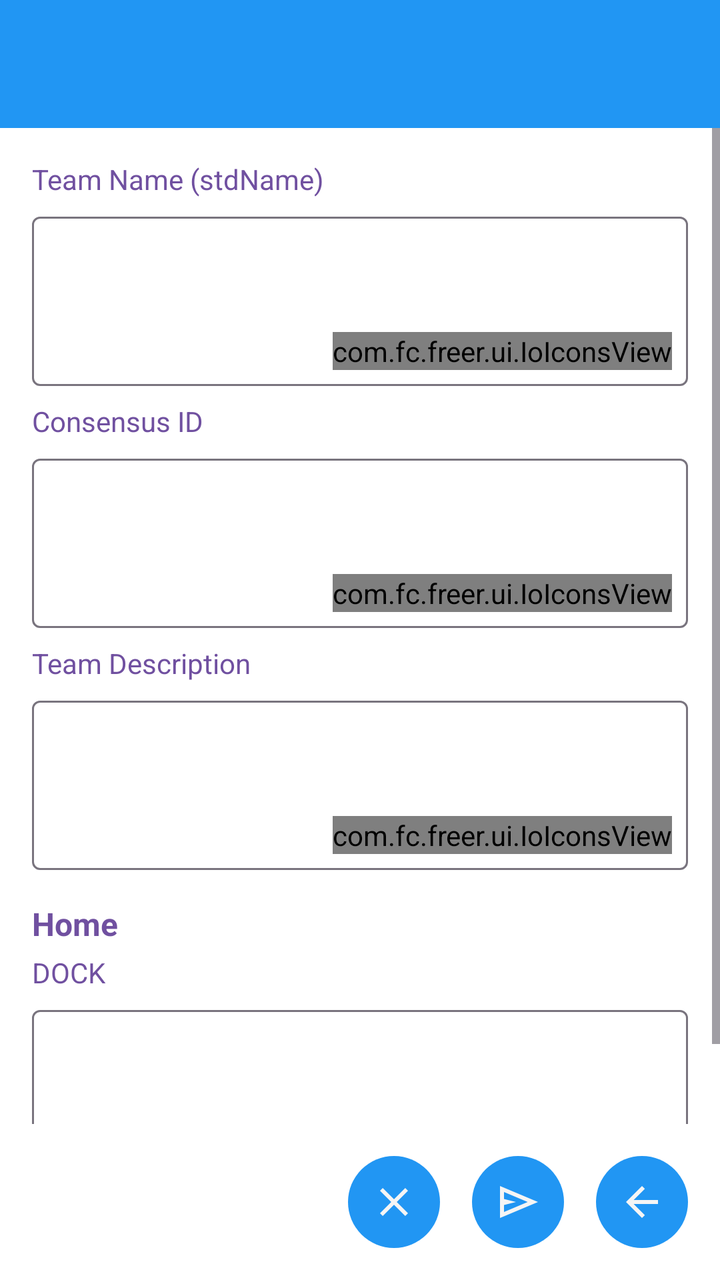
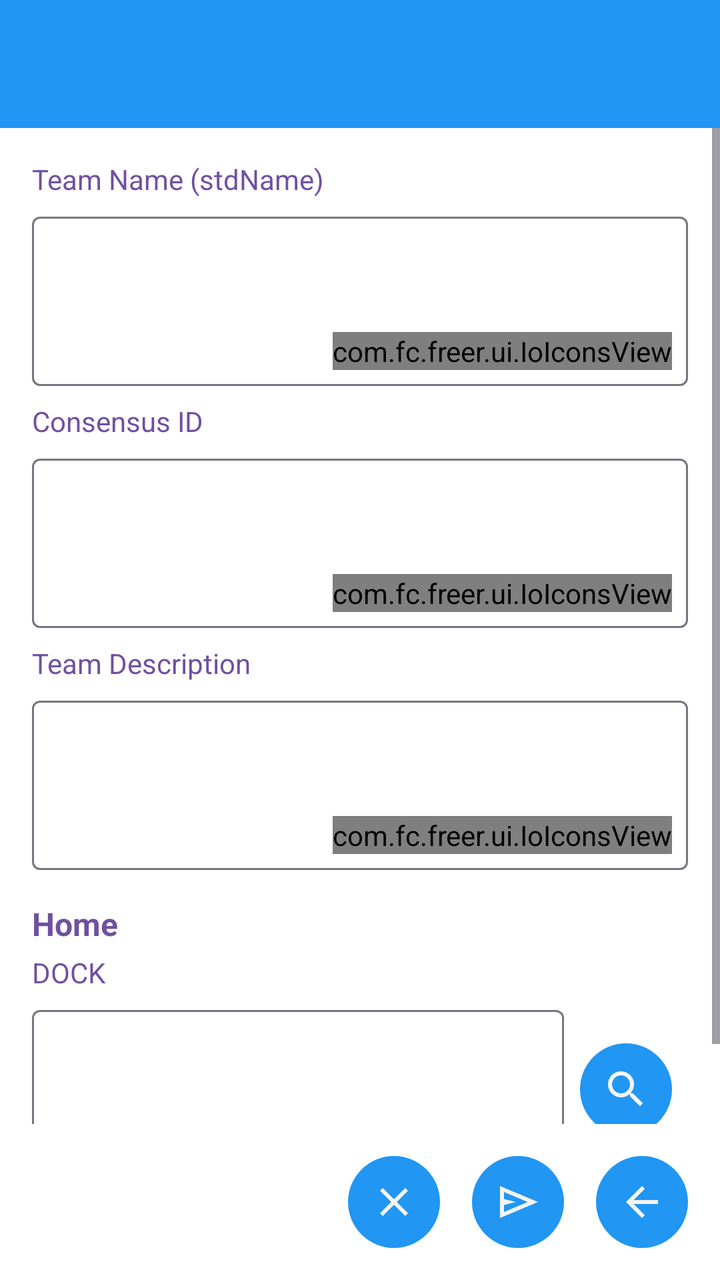

Compare the two renders of this Android layout. The source of the first and the diff that turns it into the second are given below.
<!-- AndroidManifest.xml: application theme Theme.Freer -->
<!-- res/layout/activity_update_team.xml -->
<?xml version="1.0" encoding="utf-8"?>
<LinearLayout xmlns:android="http://schemas.android.com/apk/res/android"
    xmlns:app="http://schemas.android.com/apk/res-auto"
    android:layout_width="match_parent"
    android:layout_height="match_parent"
    android:orientation="vertical">

    <include layout="@layout/common_toolbar" />

    <ScrollView
        android:layout_width="match_parent"
        android:layout_height="0dp"
        android:layout_weight="1"
        android:fillViewport="true">

        <LinearLayout
            android:layout_width="match_parent"
            android:layout_height="wrap_content"
            android:orientation="vertical"
            android:padding="16dp">

            
            <TextView
                android:layout_width="match_parent"
                android:layout_height="wrap_content"
                android:text="@string/team_name"
                android:textColor="@color/field_name"
                android:textSize="14sp"
                android:layout_marginBottom="4dp" />

            <include
                android:id="@+id/nameView"
                layout="@layout/layout_text_input_with_scan"
                android:layout_width="match_parent"
                android:layout_height="wrap_content" />

            
            <TextView
                android:layout_width="match_parent"
                android:layout_height="wrap_content"
                android:text="@string/consensus_id"
                android:textColor="@color/field_name"
                android:textSize="14sp"
                android:layout_marginTop="8dp"
                android:layout_marginBottom="4dp" />

            <include
                android:id="@+id/consensusView"
                layout="@layout/layout_text_input_with_scan"
                android:layout_width="match_parent"
                android:layout_height="wrap_content" />

            
            <TextView
                android:layout_width="match_parent"
                android:layout_height="wrap_content"
                android:text="@string/team_description"
                android:textColor="@color/field_name"
                android:textSize="14sp"
                android:layout_marginTop="8dp"
                android:layout_marginBottom="4dp" />

            <include
                android:id="@+id/descView"
                layout="@layout/layout_text_input_with_scan"
                android:layout_width="match_parent"
                android:layout_height="wrap_content" />

            
            <TextView
                android:layout_width="match_parent"
                android:layout_height="wrap_content"
                android:text="@string/home"
                android:textColor="@color/field_name"
                android:textSize="16sp"
                android:textStyle="bold"
                android:layout_marginTop="16dp"
                android:layout_marginBottom="4dp" />

            
            <TextView
                android:layout_width="match_parent"
                android:layout_height="wrap_content"
                android:text="@string/home_dock_label"
                android:textColor="@color/field_name"
                android:textSize="14sp"
                android:layout_marginBottom="4dp" />

            <include
                android:id="@+id/dockView"
                layout="@layout/layout_text_input_with_scan"
                android:layout_width="match_parent"
                android:layout_height="wrap_content" />

        </LinearLayout>

    </ScrollView>

    
    <LinearLayout
        android:id="@+id/buttonContainer"
        android:layout_width="match_parent"
        android:layout_height="wrap_content"
        android:orientation="horizontal"
        android:padding="8dp"
        android:gravity="end">

        <ImageButton
            android:id="@+id/clearButton"
            style="@style/ImageButtonStyle"
            android:src="@drawable/ic_clear"
            android:contentDescription="@string/clear" />

        <ImageButton
            android:id="@+id/publishButton"
            style="@style/ImageButtonStyle"
            android:src="@drawable/ic_send"
            android:contentDescription="@string/publish" />

        <ImageButton
            android:id="@+id/back_button"
            style="@style/ImageButtonStyle"
            android:src="@drawable/ic_back"
            android:contentDescription="@string/back" />

    </LinearLayout>

</LinearLayout>
<!-- res/layout/common_toolbar.xml (included above) -->
<?xml version="1.0" encoding="utf-8"?>
<androidx.appcompat.widget.Toolbar xmlns:android="http://schemas.android.com/apk/res/android"
    xmlns:app="http://schemas.android.com/apk/res-auto"
    android:id="@+id/toolbar"
    android:layout_width="match_parent"
    android:layout_height="?attr/actionBarSize"
    android:background="@color/accent"
    android:theme="@style/ThemeOverlay.Freer.Toolbar">

    <LinearLayout
        android:id="@+id/toolbar_fid_container"
        android:layout_width="wrap_content"
        android:layout_height="match_parent"
        android:layout_gravity="end"
        android:orientation="horizontal"
        android:gravity="end|center_vertical"
        android:visibility="gone"
        android:clickable="true"
        android:focusable="true"
        android:paddingStart="8dp"
        android:paddingEnd="16dp"
        android:background="?android:attr/selectableItemBackground">

        <TextView
            android:id="@+id/toolbar_fid_text"
            android:layout_width="130dp"
            android:layout_height="wrap_content"
            android:textColor="@color/main_background"
            android:paddingStart="8dp"
            android:paddingEnd="4dp"
            android:textSize="14sp"
            android:maxLines="1"
            android:gravity="end"
            android:ellipsize="middle" />

        <ImageView
            android:id="@+id/toolbar_avatar"
            android:layout_width="42dp"
            android:layout_height="42dp"
            android:background="@color/accent"
            android:scaleType="centerCrop"
            android:contentDescription="@string/avatar" />

    </LinearLayout>

</androidx.appcompat.widget.Toolbar>
<!-- res/layout/layout_text_input_with_scan.xml (included above) -->
<?xml version="1.0" encoding="utf-8"?>
<FrameLayout xmlns:android="http://schemas.android.com/apk/res/android"
    xmlns:app="http://schemas.android.com/apk/res-auto"
    android:layout_width="match_parent"
    android:layout_height="match_parent">

    <com.google.android.material.textfield.TextInputLayout
        android:id="@+id/textInputWithScanLayout"
        android:layout_width="match_parent"
        android:layout_height="match_parent"
        app:boxBackgroundColor="@color/input_field_background"
        style="@style/Widget.Material3.TextInputLayout.OutlinedBox">

        <com.google.android.material.textfield.TextInputEditText
            android:id="@+id/textInput"
            android:layout_width="match_parent"
            android:layout_height="match_parent"
            android:gravity="top"
            android:inputType="textMultiLine"
            android:minLines="3"
            android:paddingStart="8dp"
            android:paddingEnd="70dp"
            android:paddingBottom="8dp"
            />
    </com.google.android.material.textfield.TextInputLayout>

    <com.fc.freer.ui.IoIconsView
        android:id="@+id/scanIcon"
        android:layout_width="wrap_content"
        android:layout_height="wrap_content"
        android:layout_gravity="bottom|end"
        android:layout_margin="8dp" />
</FrameLayout>
<!-- resources referenced by this layout -->
<resources>
  <color name="accent">#2196F3</color>
  <color name="field_name">#7050A0</color>
  <color name="input_field_background">#FFFFFF</color>
  <color name="main_background">#F5F5F5</color>
  <!-- drawable ic_back (drawable) -->
  <vector xmlns:android="http://schemas.android.com/apk/res/android"
      android:width="24dp"
      android:height="24dp"
      android:viewportWidth="960"
      android:viewportHeight="960">
    <path
        android:pathData="m313,520 l224,224 -57,56 -320,-320 320,-320 57,56 -224,224h487v80L313,520Z"
        android:fillColor="@color/main_background"/>
  </vector>
  <!-- drawable ic_clear (drawable) -->
  <?xml version="1.0" encoding="utf-8"?>
  <vector xmlns:android="http://schemas.android.com/apk/res/android"
      android:width="24dp"
      android:height="24dp"
      android:viewportWidth="24"
      android:viewportHeight="24"
      android:tint="@color/accent">
      <path
          android:fillColor="@color/text"
          android:pathData="M19,6.41L17.59,5 12,10.59 6.41,5 5,6.41 10.59,12 5,17.59 6.41,19 12,13.41 17.59,19 19,17.59 13.41,12z"/>
  </vector>
  <!-- drawable ic_send (drawable) -->
  <vector xmlns:android="http://schemas.android.com/apk/res/android"
      android:width="24dp"
      android:height="24dp"
      android:viewportWidth="960"
      android:viewportHeight="960">
    <path
        android:pathData="M120,800v-640l760,320 -760,320ZM200,680 L674,480 200,280v140l240,60 -240,60v140ZM200,680v-400,400Z"
        android:fillColor="@color/warning"/>
  </vector>
  <string name="avatar">Avatar</string>
  <string name="back">Back</string>
  <string name="clear">Clear</string>
  <string name="consensus_id">Consensus ID</string>
  <string name="home">Home</string>
  <string name="home_dock_label">DOCK</string>
  <string name="publish">Publish</string>
  <string name="team_description">Team Description</string>
  <string name="team_name">Team Name (stdName)</string>
  <style name="ImageButtonStyle">
          <item name="android:layout_width">46dp</item>
          <item name="android:layout_height">46dp</item>
          <item name="android:layout_margin">8dp</item>
          <item name="android:background">@drawable/bg_round_accent</item>
          <item name="android:tint">@color/main_background</item>
          <item name="android:scaleType">centerInside</item>
          <item name="android:padding">8dp</item>
      </style>
  <style name="ThemeOverlay.Freer.Toolbar" parent="ThemeOverlay.AppCompat.ActionBar">
          <item name="android:textColorPrimary">@color/main_background</item>
          <item name="android:textColorSecondary">@color/main_background</item>
      </style>
  <style name="Theme.Freer" parent="Base.Theme.Freer" />
  <color name="text">#000000</color>
  <color name="warning">#FF9800</color>
  <!-- drawable bg_round_accent (drawable) -->
  <?xml version="1.0" encoding="utf-8"?>
  <shape xmlns:android="http://schemas.android.com/apk/res/android"
      android:shape="oval">
      <solid android:color="@color/accent" />
  </shape>
  <!-- unchanged entries left out for length: 1 -->
</resources>

<!-- the commit's change to res/layout/activity_update_team.xml (unified diff, before → after) -->
@@ -86,11 +86,26 @@
                 android:textSize="14sp"
                 android:layout_marginBottom="4dp" />
 
-            <include
-                android:id="@+id/dockView"
-                layout="@layout/layout_text_input_with_scan"
-                android:layout_width="match_parent"
-                android:layout_height="wrap_content" />
+            <LinearLayout
+                android:layout_width="match_parent"
+                android:layout_height="wrap_content"
+                android:orientation="horizontal"
+                android:gravity="center_vertical">
+
+                <include
+                    android:id="@+id/dockView"
+                    layout="@layout/layout_text_input_with_scan"
+                    android:layout_width="0dp"
+                    android:layout_height="wrap_content"
+                    android:layout_weight="1" />
+
+                <ImageButton
+                    android:id="@+id/choose_dock_button"
+                    style="@style/ImageButtonStyle"
+                    android:layout_marginStart="8dp"
+                    android:src="@drawable/ic_search"
+                    android:contentDescription="@string/choose_another" />
+            </LinearLayout>
 
         </LinearLayout>
 
<!-- resource entries referenced after the edit -->
@@ -26,6 +26,17 @@
           android:fillColor="@color/text"
           android:pathData="M19,6.41L17.59,5 12,10.59 6.41,5 5,6.41 10.59,12 5,17.59 6.41,19 12,13.41 17.59,19 19,17.59 13.41,12z"/>
   </vector>
+  <!-- drawable ic_search (drawable) -->
+  <vector xmlns:android="http://schemas.android.com/apk/res/android"
+      android:width="24dp"
+      android:height="24dp"
+      android:viewportWidth="24"
+      android:viewportHeight="24"
+      android:tint="?attr/colorOnSurface">
+    <path
+        android:fillColor="@android:color/white"
+        android:pathData="M15.5,14h-0.79l-0.28,-0.27C15.41,12.59 16,11.11 16,9.5 16,5.91 13.09,3 9.5,3S3,5.91 3,9.5 5.91,16 9.5,16c1.61,0 3.09,-0.59 4.23,-1.57l0.27,0.28v0.79l5,4.99L20.49,19l-4.99,-5zM9.5,14C7.01,14 5,11.99 5,9.5S7.01,5 9.5,5 14,7.01 14,9.5 11.99,14 9.5,14z"/>
+  </vector>
   <!-- drawable ic_send (drawable) -->
   <vector xmlns:android="http://schemas.android.com/apk/res/android"
       android:width="24dp"
@@ -38,6 +49,7 @@
   </vector>
   <string name="avatar">Avatar</string>
   <string name="back">Back</string>
+  <string name="choose_another">Choose another</string>
   <string name="clear">Clear</string>
   <string name="consensus_id">Consensus ID</string>
   <string name="home">Home</string>
